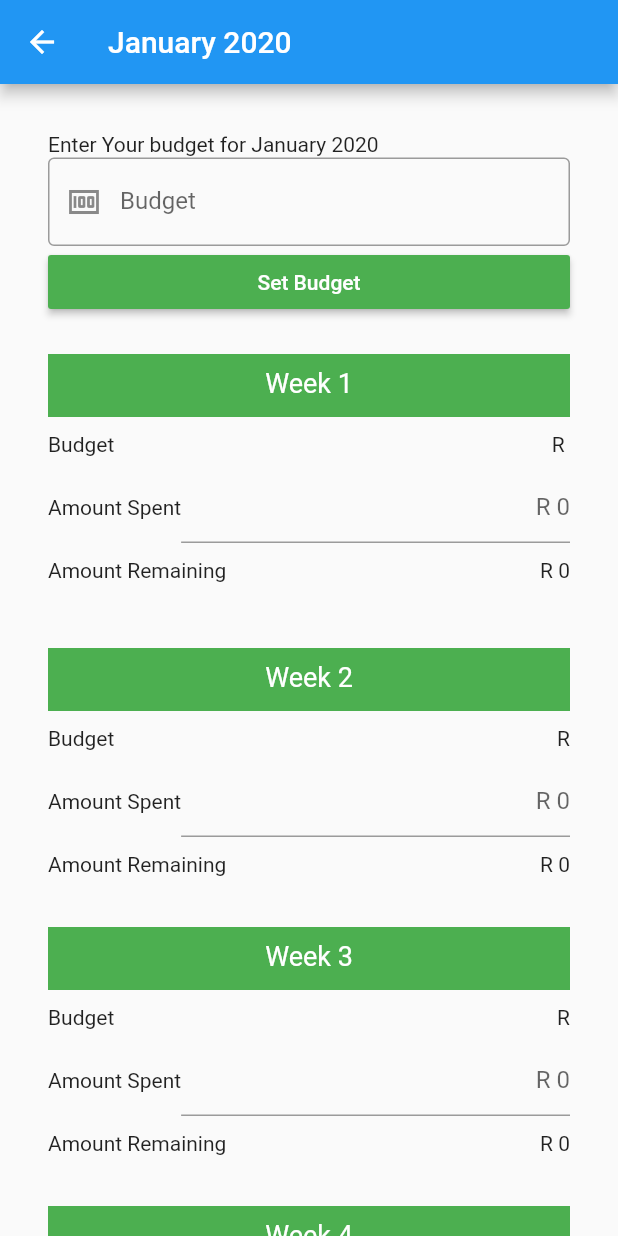
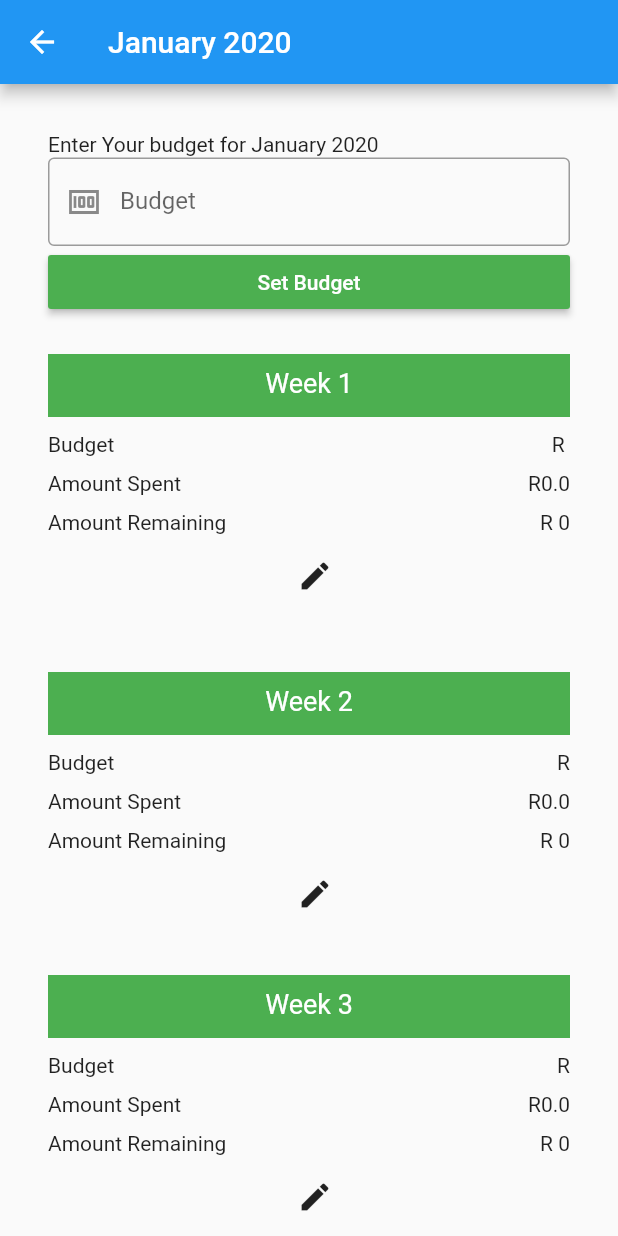
Before and after one commit to COS301-SE-2022/Happy-Muncher, a Flutter app: the Month screen opened directly, on a phone screen of 412 x 824 dp. Run offline on Flutter 3.47's test engine with Material 2 defaults, Android fonts, the light colour scheme and no system bars; our stand-ins replace cloud_firestore, firebase_auth, firebase_core, flutter_slidable, font_awesome_flutter, get_it and 1 more; accounts and stored records are empty; Roboto replaces fonts that are missing (Arial).

Commit message:
Merge branch 'develop' of https://github.com/COS301-SE-2022/Happy-Muncher into feature/budget

```diff
--- a/happy_mucher_frontend/lib/pages/month.dart
+++ b/happy_mucher_frontend/lib/pages/month.dart
@@ -1,13 +1,29 @@
 import 'package:flutter/material.dart';
+import 'grocerylist.dart';
+import 'package:happy_mucher_frontend/pages/grocerylist.dart';
 
 class Month extends StatefulWidget {
-  const Month({Key? key, required this.month}) : super(key: key);
+  const Month({Key? key, this.month = "", this.price = 0, this.glSpent = 0})
+      : super(key: key);
   final String month;
+  final int price; //total Gl price estimate
+  final int glSpent; //GL amount spent after shopping
   @override
   State<Month> createState() => MyMonthState();
 }
 
 class MyMonthState extends State<Month> {
+  // int groceryListTotal() {
+  //   List<GroceryListItem> gl = GroceryListPage.inventoryList;
+
+  //   int total = 0;
+  //   gl.forEach((element) {
+  //     total = total + element.Price;
+  //   });
+  //   return total;
+  // }
+
+  //int tot = groceryListTotal();
   //static const IconData money = IconData(0xe3f8, fontFamily: 'MaterialIcons');
   final budgetController = TextEditingController();
 
@@ -16,29 +32,39 @@ class MyMonthState extends State<Month> {
   String budget = "";
   double totRem = 0;
   double totSpent = 0;
+  double totBudget = 0;
+
+  String compMessage = "";
 
   //variables for week 1
   final spentOneController = TextEditingController();
   String spent1 = "0.0";
   String rem1 = "0";
+  bool editOne = false;
 
   //variables for week 2
   final spentTwoController = TextEditingController();
   String spent2 = "0.0";
   String rem2 = "0";
+  bool editTwo = false;
 
   //variables for week 3
   final spentThreeController = TextEditingController();
   String spent3 = "0.0";
   String rem3 = "0";
+  bool editThree = false;
 
   //variables for week 4
   final spentFourController = TextEditingController();
   String spent4 = "0.0";
   String rem4 = "0";
+  bool editFour = false;
 
   @override
   Widget build(BuildContext context) {
+    // setState(() {
+    //   totSpent = widget.glSpent.toDouble();
+    // });
     return Scaffold(
       appBar: AppBar(
         // Here we take the value from the MyHomePage object that was created by
@@ -56,12 +82,22 @@ class MyMonthState extends State<Month> {
             onPressed: () {
               setState(() {
                 input = budgetController.text;
+                if (input.length > 0) {
                   bud = double.parse(input);
+                } else
+                  () {
+                    bud = 0;
+                  };
+
+                totBudget = bud;
                 totRem = bud;
+
                 bud = bud / 4;
                 budget = bud.toString();
 
-                totSpent = 0;
+                //totSpent = 0;
+                totSpent += widget.glSpent.toDouble();
+                totRem -= totSpent;
                 rem1 = budget;
                 rem2 = budget;
                 rem3 = budget;
@@ -81,7 +117,10 @@ class MyMonthState extends State<Month> {
           const SizedBox(height: 24),
           WeekFour(),
           const SizedBox(height: 32),
-          Totals()
+          Totals(),
+          EstTotal(),
+          //Comparison(),
+          //showAlertDialog(context)
         ],
       ),
     );
@@ -132,7 +171,9 @@ class MyMonthState extends State<Month> {
         Row(mainAxisAlignment: MainAxisAlignment.spaceBetween, children: [
           const Text("Amount Spent"),
           Flexible(
-              child: TextField(
+              child: !editOne
+                  ? Text('R' + spent1)
+                  : TextField(
                       key: Key("spent1"),
                       textAlign: TextAlign.right,
                       controller: spentOneController,
@@ -149,14 +190,26 @@ class MyMonthState extends State<Month> {
                           totSpent += double.parse(spent1);
                           left = bud - left;
                           rem1 = left.toString();
+                          editOne = false;
                         });
                       },
-          ))
+                    )),
         ]),
         const SizedBox(height: 10),
         Row(
             mainAxisAlignment: MainAxisAlignment.spaceBetween,
             children: [const Text("Amount Remaining"), Text("R " + rem1)]),
+        IconButton(
+          alignment: Alignment.bottomRight,
+          //color: Colors.green,
+          //hoverColor: Colors.green,
+          icon: Icon(Icons.edit),
+          onPressed: () {
+            setState(() => {
+                  editOne = true,
+                });
+          },
+        ),
         const SizedBox(height: 10),
         const SizedBox(height: 10),
       ]));
@@ -192,7 +245,9 @@ class MyMonthState extends State<Month> {
         Row(mainAxisAlignment: MainAxisAlignment.spaceBetween, children: [
           const Text("Amount Spent"),
           Flexible(
-              child: TextField(
+              child: !editTwo
+                  ? Text('R' + spent2)
+                  : TextField(
                       key: Key("spent2"),
                       textAlign: TextAlign.right,
                       controller: spentTwoController,
@@ -209,6 +264,7 @@ class MyMonthState extends State<Month> {
                           totSpent += double.parse(spent2);
                           left = bud - left;
                           rem2 = left.toString();
+                          editTwo = false;
                         });
                       },
                     ))
@@ -217,6 +273,17 @@ class MyMonthState extends State<Month> {
         Row(
             mainAxisAlignment: MainAxisAlignment.spaceBetween,
             children: [const Text("Amount Remaining"), Text("R " + rem2)]),
+        IconButton(
+          alignment: Alignment.bottomRight,
+          //color: Colors.green,
+          //hoverColor: Colors.green,
+          icon: Icon(Icons.edit),
+          onPressed: () {
+            setState(() => {
+                  editTwo = true,
+                });
+          },
+        ),
         const SizedBox(height: 10),
       ]));
 
@@ -251,7 +318,9 @@ class MyMonthState extends State<Month> {
         Row(mainAxisAlignment: MainAxisAlignment.spaceBetween, children: [
           const Text("Amount Spent"),
           Flexible(
-              child: TextField(
+              child: !editThree
+                  ? Text('R' + spent3)
+                  : TextField(
                       key: Key("spent3"),
                       textAlign: TextAlign.right,
                       controller: spentThreeController,
@@ -268,6 +337,7 @@ class MyMonthState extends State<Month> {
                           totSpent += double.parse(spent3);
                           left = bud - left;
                           rem3 = left.toString();
+                          editThree = false;
                         });
                       },
                     ))
@@ -276,6 +346,17 @@ class MyMonthState extends State<Month> {
         Row(
             mainAxisAlignment: MainAxisAlignment.spaceBetween,
             children: [const Text("Amount Remaining"), Text("R " + rem3)]),
+        IconButton(
+          alignment: Alignment.bottomRight,
+          //color: Colors.green,
+          //hoverColor: Colors.green,
+          icon: Icon(Icons.edit),
+          onPressed: () {
+            setState(() => {
+                  editThree = true,
+                });
+          },
+        ),
         const SizedBox(height: 10),
       ]));
 
@@ -310,7 +391,9 @@ class MyMonthState extends State<Month> {
         Row(mainAxisAlignment: MainAxisAlignment.spaceBetween, children: [
           const Text("Amount Spent"),
           Flexible(
-              child: TextField(
+              child: !editFour
+                  ? Text('R' + spent4)
+                  : TextField(
                       key: Key("spent4"),
                       textAlign: TextAlign.right,
                       controller: spentFourController,
@@ -327,6 +410,7 @@ class MyMonthState extends State<Month> {
                           totSpent += double.parse(spent4);
                           left = bud - left;
                           rem4 = left.toString();
+                          editFour = false;
                         });
                       },
                     ))
@@ -335,6 +419,17 @@ class MyMonthState extends State<Month> {
         Row(
             mainAxisAlignment: MainAxisAlignment.spaceBetween,
             children: [const Text("Amount Remaining"), Text(rem4)]),
+        IconButton(
+          alignment: Alignment.bottomRight,
+          //color: Colors.green,
+          //hoverColor: Colors.green,
+          icon: Icon(Icons.edit),
+          onPressed: () {
+            setState(() => {
+                  editFour = true,
+                });
+          },
+        ),
         const SizedBox(height: 10),
       ]));
 
@@ -386,4 +481,55 @@ class MyMonthState extends State<Month> {
               child: Text("Total Amount Remaining:  " + totRem.toString())),
         ),
       ]));
+
+  Widget EstTotal() => ElevatedButton(
+        onPressed: () {
+          String message = "";
+          double comp = 0;
+          comp += widget.price;
+          compMessage = " Your estimated total is R " + comp.toString() + ". ";
+          if (comp < totBudget) {
+            message = "Your Grocery List is within budget. ";
+            comp = totBudget - comp;
+            message += "You will have R " +
+                comp.toString() +
+                " remaining after shopping.";
+          } else {
+            comp = comp - totBudget;
+            message = "You are " + comp.toString() + " over budget.";
           }
+          setState(() {
+            compMessage += message;
+          });
+          showAlertDialog(context);
+        },
+        child: Text("compare"),
+      );
+
+  showAlertDialog(BuildContext context) {
+    // set up the button
+    Widget okButton = TextButton(
+      child: Text("OK"),
+      onPressed: () {
+        Navigator.of(context).pop();
+      },
+    );
+
+    // set up the AlertDialog
+    AlertDialog alert = AlertDialog(
+      title: Text("Compare Grocery List to Budget"),
+      content: Text(compMessage),
+      actions: [
+        okButton,
+      ],
+    );
+
+    // show the dialog
+    showDialog(
+      context: context,
+      builder: (BuildContext context) {
+        return alert;
+      },
+    );
+  }
+}
```
Lines whose indentation alone changed are shown as unchanged.
